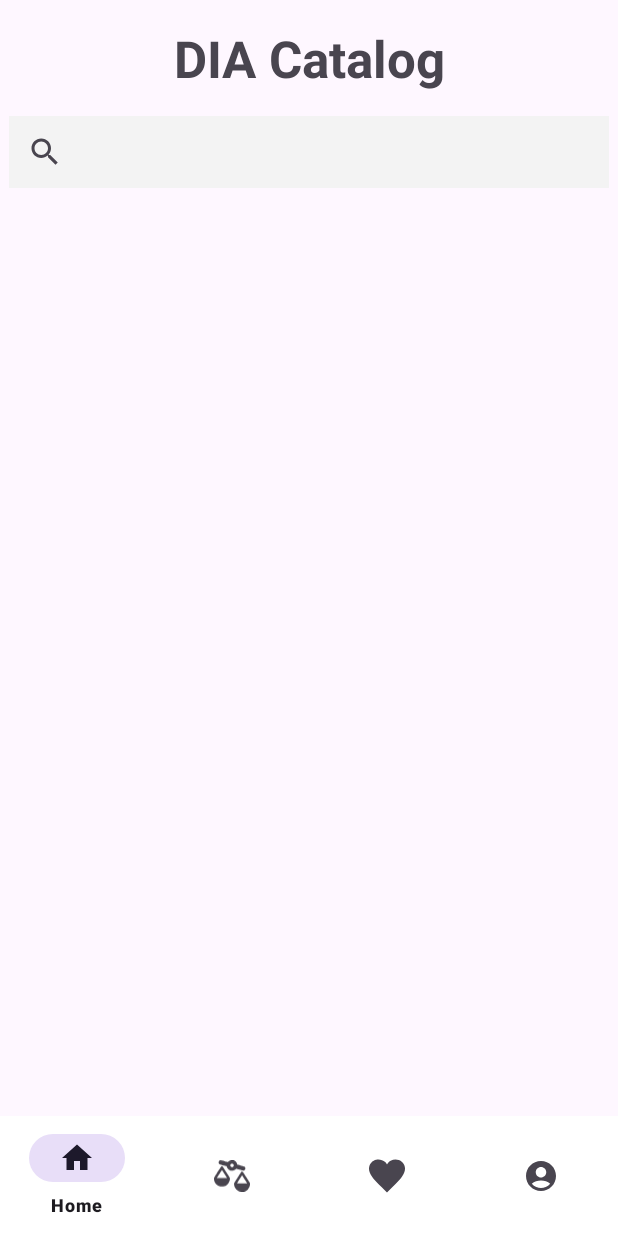
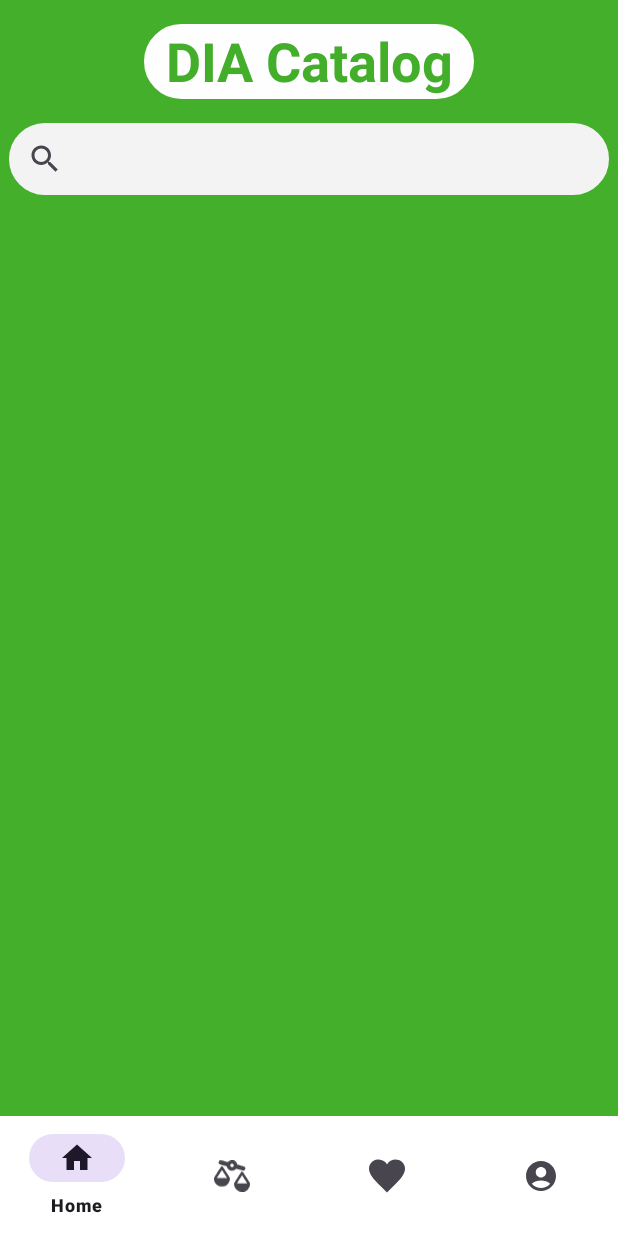
Before and after one commit to AntonBuslov/DIA-Catalog, an Android app: the screen it shows after launch (MainActivity), on a phone screen of 412 x 824 dp. Run offline under Robolectric (Android 15) with nearby library versions, the phone set to English and light mode, and no system bars.

```diff
--- a/app/src/main/AndroidManifest.xml
+++ b/app/src/main/AndroidManifest.xml
@@ -1,6 +1,6 @@
 <?xml version="1.0" encoding="utf-8"?>
 <manifest xmlns:android="http://schemas.android.com/apk/res/android"
-    xmlns:tools="http://schemas.android.com/tools">
+    xmlns:tools="http://schemas.android.com/tools" >
 
     <application
         android:allowBackup="true"
@@ -11,10 +11,10 @@
         android:roundIcon="@mipmap/ic_launcher_round"
         android:supportsRtl="true"
         android:theme="@style/Theme.MyApplication"
-        tools:targetApi="31">
+        tools:targetApi="31" >
         <activity
             android:name=".MainActivity"
-            android:exported="true">
+            android:exported="true" >
             <intent-filter>
                 <action android:name="android.intent.action.MAIN" />
 
--- /dev/null
+++ b/app/src/main/res/drawable/bg.xml
@@ -0,0 +1,7 @@
+<?xml version="1.0" encoding="UTF-8"?>
+<shape xmlns:android="http://schemas.android.com/apk/res/android">
+    <solid android:color="#FFFFFF"/>
+    <stroke android:width="3dp" android:color="#FFFFFF" />
+    <corners android:radius="40dp"/>
+    <padding android:left="0dp" android:top="0dp" android:right="0dp" android:bottom="0dp" />
+</shape>
--- a/app/src/main/res/layout/activity_main.xml
+++ b/app/src/main/res/layout/activity_main.xml
@@ -5,20 +5,25 @@
     android:id="@+id/main"
     android:layout_width="match_parent"
     android:layout_height="match_parent"
+    android:background="#FEFEFE"
     tools:context=".MainActivity">
 
     <androidx.constraintlayout.widget.ConstraintLayout
         android:layout_width="match_parent"
-        android:layout_height="match_parent">
+        android:layout_height="match_parent"
+        android:background="#43AF2A">
 
         <TextView
             android:id="@+id/textView"
-            android:layout_width="wrap_content"
-            android:layout_height="wrap_content"
+            android:layout_width="220dp"
+            android:layout_height="50dp"
             android:layout_marginTop="16dp"
+            android:background="@drawable/bg"
+            android:backgroundTint="#FEFEFE"
             android:text="@string/app_name"
             android:textAlignment="center"
-            android:textSize="34sp"
+            android:textColor="#43AE2A"
+            android:textSize="36sp"
             android:textStyle="bold"
             app:layout_constraintEnd_toEndOf="parent"
             app:layout_constraintStart_toStartOf="parent"
@@ -29,7 +34,7 @@
             android:layout_width="400dp"
             android:layout_height="wrap_content"
             android:layout_marginTop="16dp"
-            android:background="#EAEAEA"
+            android:background="@drawable/bg"
             android:backgroundTint="#F3F3F3"
             app:layout_constraintEnd_toEndOf="parent"
             app:layout_constraintStart_toStartOf="parent"
```
